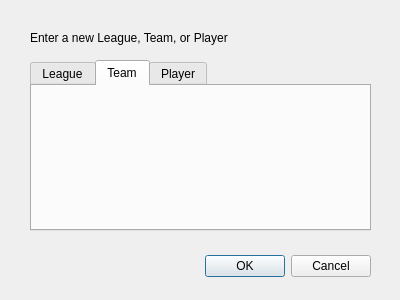
Old version of the form SportsStat/addleagueteamplayer.ui in the repository harumhl/MaroonGoonsRDBMS.
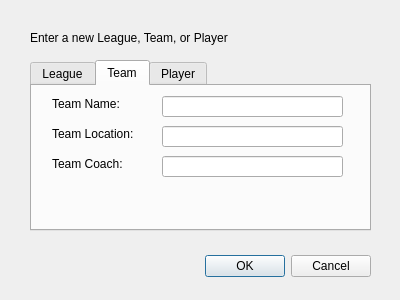
New version of the form. The open tabs and pages were chosen to show the change.

Commit message: adding forms for League and Team

What changed in the file:
```diff
--- a/SportsStat/addleagueteamplayer.ui
+++ b/SportsStat/addleagueteamplayer.ui
@@ -63,6 +63,75 @@
     <attribute name="title">
      <string>Team</string>
     </attribute>
+    <widget class="QLineEdit" name="tNameE">
+     <property name="geometry">
+      <rect>
+       <x>130</x>
+       <y>10</y>
+       <width>181</width>
+       <height>21</height>
+      </rect>
+     </property>
+    </widget>
+    <widget class="QLabel" name="tAgeL">
+     <property name="geometry">
+      <rect>
+       <x>20</x>
+       <y>40</y>
+       <width>101</width>
+       <height>16</height>
+      </rect>
+     </property>
+     <property name="text">
+      <string>Team Location: </string>
+     </property>
+    </widget>
+    <widget class="QLabel" name="tCoachL">
+     <property name="geometry">
+      <rect>
+       <x>20</x>
+       <y>70</y>
+       <width>101</width>
+       <height>16</height>
+      </rect>
+     </property>
+     <property name="text">
+      <string>Team Coach:</string>
+     </property>
+    </widget>
+    <widget class="QLabel" name="tNameL">
+     <property name="geometry">
+      <rect>
+       <x>20</x>
+       <y>10</y>
+       <width>91</width>
+       <height>16</height>
+      </rect>
+     </property>
+     <property name="text">
+      <string>Team Name: </string>
+     </property>
+    </widget>
+    <widget class="QLineEdit" name="tCoachE">
+     <property name="geometry">
+      <rect>
+       <x>130</x>
+       <y>70</y>
+       <width>181</width>
+       <height>21</height>
+      </rect>
+     </property>
+    </widget>
+    <widget class="QLineEdit" name="tAgeE">
+     <property name="geometry">
+      <rect>
+       <x>130</x>
+       <y>40</y>
+       <width>181</width>
+       <height>21</height>
+      </rect>
+     </property>
+    </widget>
    </widget>
    <widget class="QWidget" name="Player">
     <attribute name="title">
```
Left out of the diff: 71 changed lines with no effect on the pictures. The commit also changes 1 other file.
